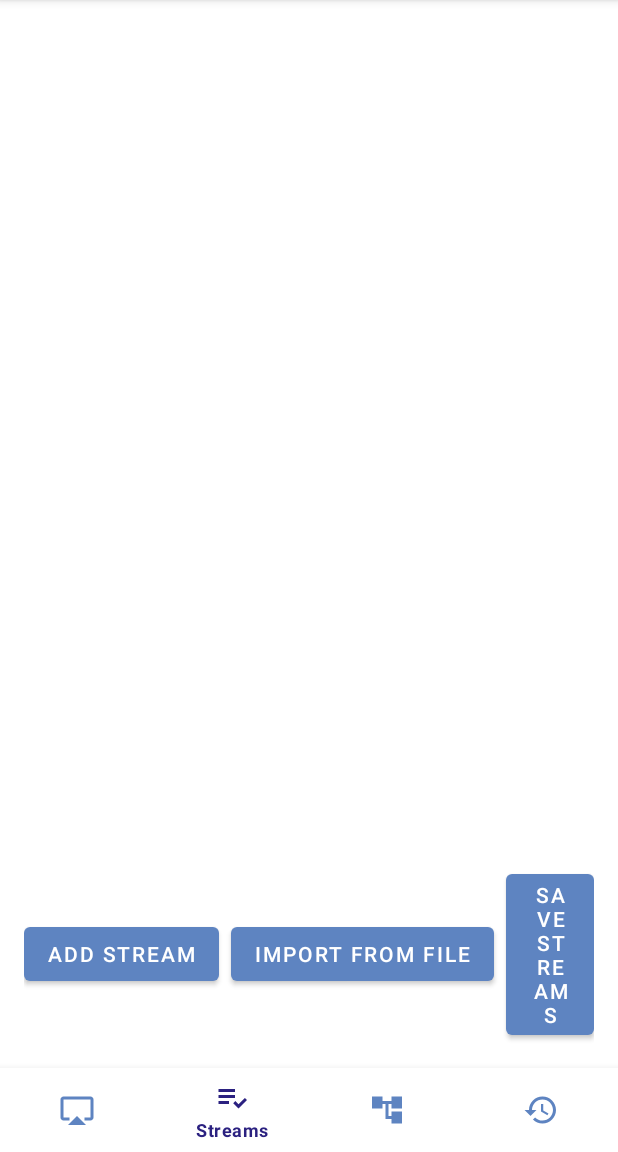
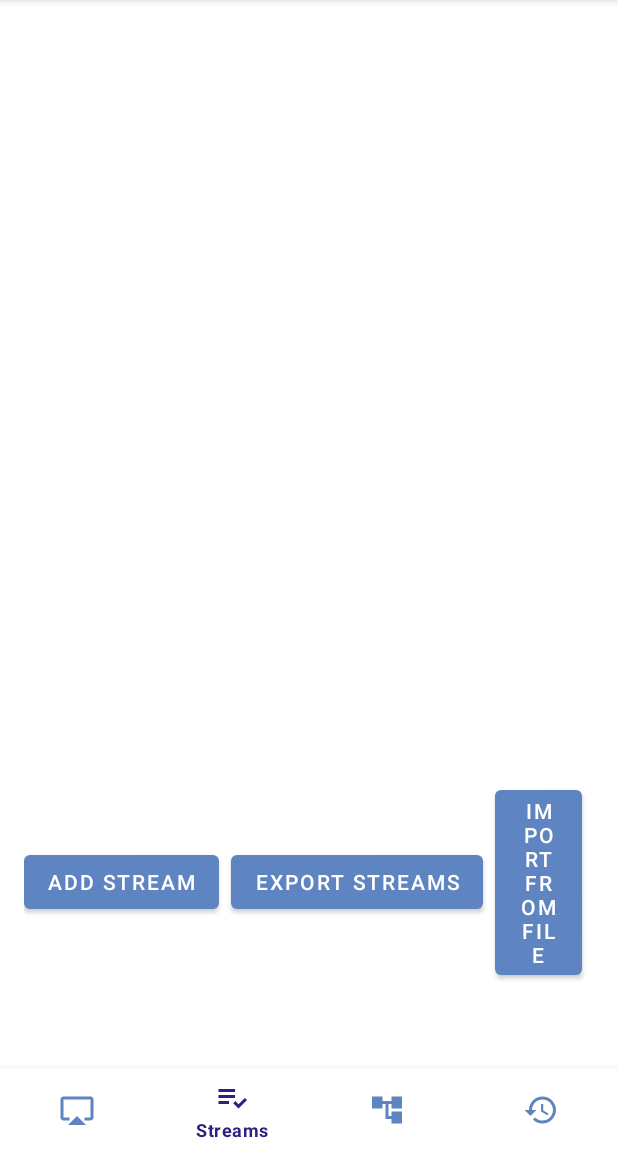
Before and after one commit to Planqton/webstream, an Android app: the screen it shows after launch (MainActivity), item 2 of the bottom bar chosen, on a phone screen of 412 x 824 dp, the part 84-1236 px from its top. Run offline under Robolectric (Android 15) with nearby library versions, the phone set to English and light mode, and no system bars; our stand-ins replace androidx.preference; pictures from the network do not load; 37 statements that could not run were skipped.

```diff
--- a/app/src/main/AndroidManifest.xml
+++ b/app/src/main/AndroidManifest.xml
@@ -4,6 +4,8 @@
     package="at.plankt0n.webstream">
     <uses-permission android:name="android.permission.FOREGROUND_SERVICE" />
     <uses-permission android:name="android.permission.INTERNET" />
+    <uses-permission android:name="android.permission.WRITE_EXTERNAL_STORAGE" android:maxSdkVersion="28"/>
+    <uses-permission android:name="android.permission.READ_EXTERNAL_STORAGE"/>
 
     <application
         android:allowBackup="true"
--- a/app/src/main/res/layout/fragment_streams.xml
+++ b/app/src/main/res/layout/fragment_streams.xml
@@ -25,7 +25,12 @@
             android:layout_height="wrap_content"
             android:text="@string/add_stream"
             android:layout_marginEnd="8dp" />
-
+        <Button
+            android:id="@+id/exportButton"
+            android:layout_width="wrap_content"
+            android:layout_height="wrap_content"
+            android:text="@string/export_streams"
+            android:layout_marginEnd="8dp" />
         <Button
             android:id="@+id/importFromFileButton"
             android:layout_width="wrap_content"
--- a/app/src/main/res/values/strings.xml
+++ b/app/src/main/res/values/strings.xml
@@ -83,6 +83,11 @@
     <string name="add_stream">Add Stream</string>
     <string name="import_streams">Import from File</string>
     <string name="save_streams">Save Streams</string>
+    <string name="export_streams">Export Streams</string>
+    <string name="export_success">Export Succesfull</string>
+    <string name="export_failed">Export Error</string>
+    <string name="no_streams_found">No streams found</string>
+
     <string name="saved_successfully">Saved Successfully</string>
     <string name="save">Save</string>
     <string name="cancel">Cancel</string>
```
Also changed, not shown: app/src/main/java/at/plankt0n/webstream/ui/StreamsFragment.kt (+44 -1 lines), 1 other file.
